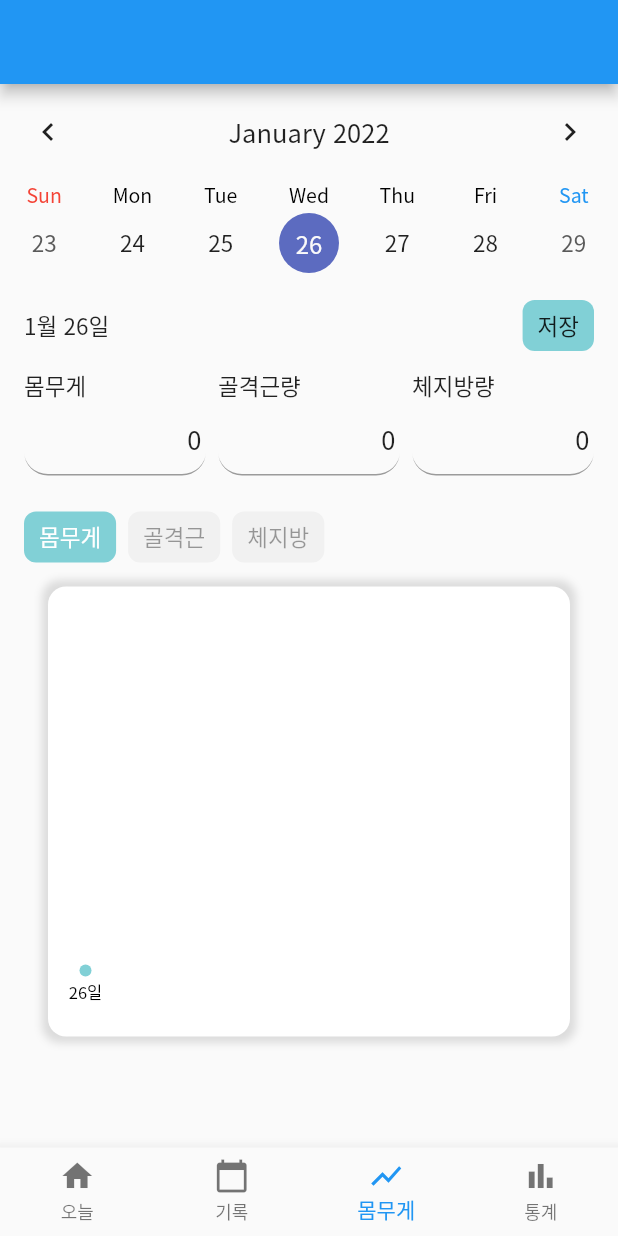
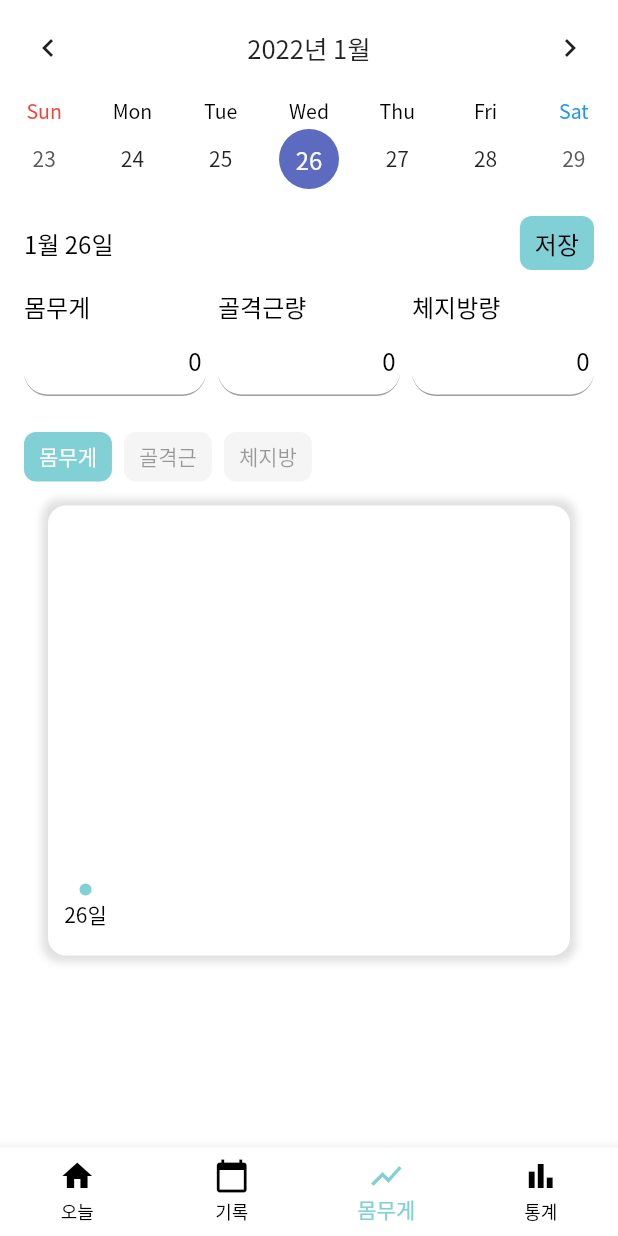
Before and after one commit to Bepo0328/eyes_in_body_app2, a Flutter app: the screen it shows after launch, item 3 of the bottom bar chosen, after a tap on "저장", on a phone screen of 412 x 824 dp. Run offline on Flutter 3.47's test engine with Material 2 defaults, Android fonts, the phone set to English and light mode, and no system bars; drawn by our look-alikes of fl_chart, table_calendar; our stand-ins replace flutter_local_notifications, sqflite, timezone; missing offline and left inert: multi_image_picker2; accounts and stored records are empty.

```diff
--- a/lib/main.dart
+++ b/lib/main.dart
@@ -8,27 +8,29 @@ import 'package:eyes_in_body_app2/view/workout.dart';
 import 'package:fl_chart/fl_chart.dart';
 import 'package:flutter/material.dart';
 import 'package:flutter_local_notifications/flutter_local_notifications.dart';
-import 'package:flutter_localizations/flutter_localizations.dart';
+import 'package:intl/date_symbol_data_local.dart';
 import 'package:intl/intl.dart';
 import 'package:table_calendar/table_calendar.dart';
+import 'package:timezone/data/latest.dart' as tz;
 import 'package:timezone/timezone.dart' as tz;
-import 'package:timezone/data/latest.dart' as tz;
 
 FlutterLocalNotificationsPlugin? flutterLocalNotificationsPlugin;
 
 void main() async {
-  runApp(const MyApp());
+  WidgetsFlutterBinding.ensureInitialized();
+
+  initializeDateFormatting().then((value) => runApp(const MyApp()));
 
   tz.initializeTimeZones();
 
   const AndroidNotificationChannel androidNotificationChannel =
-      AndroidNotificationChannel('bepo', 'Diet App', description: 'Diet App');
+  AndroidNotificationChannel('bepo', 'Diet App', description: 'Diet App');
   flutterLocalNotificationsPlugin = FlutterLocalNotificationsPlugin();
 
   await flutterLocalNotificationsPlugin!
       .resolvePlatformSpecificImplementation<
-          AndroidFlutterLocalNotificationsPlugin>()
-      ?.createNotificationChannel(androidNotificationChannel);
+      AndroidFlutterLocalNotificationsPlugin>()!
+      .createNotificationChannel(androidNotificationChannel);
 }
 
 class MyApp extends StatelessWidget {
@@ -40,14 +42,9 @@ class MyApp extends StatelessWidget {
       title: 'Eyes InBody App',
       theme: ThemeData(
         fontFamily: 'NotoSansKR',
-        primarySwatch: Colors.blue,
+        primarySwatch: mainMColor,
       ),
       home: const MyHomePage(),
-      localizationsDelegates: const [
-        GlobalMaterialLocalizations.delegate,
-        GlobalWidgetsLocalizations.delegate,
-      ],
-      supportedLocales: const [Locale('ko', 'KR')],
     );
   }
 }
@@ -133,7 +130,7 @@ class _MyHomePageState extends State<MyHomePage> {
         importance: Importance.max,
         priority: Priority.max);
 
-    var iOS = IOSNotificationDetails();
+    var iOS = const IOSNotificationDetails();
 
     NotificationDetails detail = NotificationDetails(
       android: android,
@@ -144,7 +141,8 @@ class _MyHomePageState extends State<MyHomePage> {
       0,
       '오늘의 다이어트를 기록해주세요!',
       '앱을 실행해주세요!',
-      tz.TZDateTime.from(DateTime.now().add(const Duration(seconds: 10)), tz.local),
+      tz.TZDateTime.from(
+          DateTime.now().add(const Duration(seconds: 10)), tz.local),
       detail,
       uiLocalNotificationDateInterpretation:
           UILocalNotificationDateInterpretation.absoluteTime,
@@ -157,12 +155,20 @@ class _MyHomePageState extends State<MyHomePage> {
   @override
   Widget build(BuildContext context) {
     return Scaffold(
-      appBar: AppBar(),
+      appBar: PreferredSize(
+        preferredSize: const Size.fromHeight(0.0),
+        child: AppBar(),
+      ),
+      backgroundColor: bgColor,
       body: getPage(),
       floatingActionButton: ![0, 1].contains(currentIndex)
           ? Container()
           : FloatingActionButton(
               onPressed: () {
+                setState(() {
+                  changeToDarkMode();
+                });
+                // return;
                 showModalBottomSheet(
                   context: context,
                   backgroundColor: bgColor,
@@ -245,7 +251,10 @@ class _MyHomePageState extends State<MyHomePage> {
                   },
                 );
               },
-              child: const Icon(Icons.add),
+              child: const Icon(
+                Icons.add,
+                color: Colors.white,
+              ),
             ),
       bottomNavigationBar: BottomNavigationBar(
         onTap: (idx) {
@@ -253,6 +262,8 @@ class _MyHomePageState extends State<MyHomePage> {
             currentIndex = idx;
           });
         },
+        backgroundColor: bgColor,
+        unselectedItemColor: txtColor,
         currentIndex: currentIndex,
         type: BottomNavigationBarType.fixed,
         items: const [
@@ -377,12 +388,16 @@ class _MyHomePageState extends State<MyHomePage> {
                             crossAxisAlignment: CrossAxisAlignment.baseline,
                             textBaseline: TextBaseline.alphabetic,
                             children: [
-                              const Text('몸무게'),
+                              Text(
+                                '몸무게',
+                                style: mTs.apply(color: txtColor),
+                              ),
                               Text(
                                 '${w.weight}kg',
-                                style: const TextStyle(
+                                style: TextStyle(
                                   fontSize: 20.0,
                                   fontWeight: FontWeight.bold,
+                                  color: txtColor,
                                 ),
                               ),
                             ],
@@ -426,6 +441,7 @@ class _MyHomePageState extends State<MyHomePage> {
           if (idx == 0) {
             return Container(
               child: TableCalendar(
+                locale: 'ko-KR',
                 calendarFormat: CalendarFormat.month,
                 availableCalendarFormats: const {CalendarFormat.month: ''},
                 headerStyle: const HeaderStyle(
@@ -511,6 +527,7 @@ class _MyHomePageState extends State<MyHomePage> {
           if (idx == 0) {
             return Container(
               child: TableCalendar(
+                locale: 'ko-KR',
                 calendarFormat: CalendarFormat.week,
                 availableCalendarFormats: const {CalendarFormat.week: ''},
                 headerStyle: const HeaderStyle(
@@ -578,7 +595,10 @@ class _MyHomePageState extends State<MyHomePage> {
                   Row(
                     mainAxisAlignment: MainAxisAlignment.spaceBetween,
                     children: [
-                      Text('${dateTime.month}월 ${dateTime.day}일'),
+                      Text(
+                        '${dateTime.month}월 ${dateTime.day}일',
+                        style: mTs.apply(color: txtColor),
+                      ),
                       InkWell(
                         onTap: () async {
                           Weight w;
@@ -606,7 +626,10 @@ class _MyHomePageState extends State<MyHomePage> {
                             horizontal: 10.0,
                             vertical: 6.0,
                           ),
-                          child: const Text('저장'),
+                          child: Text(
+                            '저장',
+                            style: mTs.apply(color: txtColor),
+                          ),
                           decoration: BoxDecoration(
                             color: mainColor,
                             borderRadius: BorderRadius.circular(8.0),
@@ -622,11 +645,15 @@ class _MyHomePageState extends State<MyHomePage> {
                         child: Column(
                           crossAxisAlignment: CrossAxisAlignment.stretch,
                           children: [
-                            const Text('몸무게'),
+                            Text(
+                              '몸무게',
+                              style: mTs.apply(color: txtColor),
+                            ),
                             TextField(
                               controller: wCtrl,
                               keyboardType: TextInputType.number,
                               textAlign: TextAlign.end,
+                              style: mTs.apply(color: txtColor),
                               decoration: InputDecoration(
                                 border: UnderlineInputBorder(
                                   borderRadius: BorderRadius.circular(16.0),
@@ -645,11 +672,15 @@ class _MyHomePageState extends State<MyHomePage> {
                         child: Column(
                           crossAxisAlignment: CrossAxisAlignment.stretch,
                           children: [
-                            const Text('골격근량'),
+                            Text(
+                              '골격근량',
+                              style: mTs.apply(color: txtColor),
+                            ),
                             TextField(
                               controller: mCtrl,
                               keyboardType: TextInputType.number,
                               textAlign: TextAlign.end,
+                              style: mTs.apply(color: txtColor),
                               decoration: InputDecoration(
                                 border: UnderlineInputBorder(
                                   borderRadius: BorderRadius.circular(16.0),
@@ -668,11 +699,15 @@ class _MyHomePageState extends State<MyHomePage> {
                         child: Column(
                           crossAxisAlignment: CrossAxisAlignment.stretch,
                           children: [
-                            const Text('체지방량'),
+                            Text(
+                              '체지방량',
+                              style: mTs.apply(color: txtColor),
+                            ),
                             TextField(
                               controller: fCtrl,
                               keyboardType: TextInputType.number,
                               textAlign: TextAlign.end,
+                              style: mTs.apply(color: txtColor),
                               decoration: InputDecoration(
                                 border: UnderlineInputBorder(
                                   borderRadius: BorderRadius.circular(16.0),
@@ -825,7 +860,7 @@ class _MyHomePageState extends State<MyHomePage> {
                               return [
                                 LineTooltipItem(
                                   '${spots.first.y}kg',
-                                  TextStyle(color: mainColor),
+                                  mTs.apply(color: txtColor),
                                 ),
                               ];
                             },
@@ -834,6 +869,9 @@ class _MyHomePageState extends State<MyHomePage> {
                         titlesData: FlTitlesData(
                           bottomTitles: SideTitles(
                             showTitles: true,
+                            getTextStyles: (value) {
+                              return TextStyle(color: txtColor);
+                            },
                             getTitles: (value) {
                               DateTime date = Utils.stringToDateTime(
                                   value.toInt().toString());
--- a/lib/style.dart
+++ b/lib/style.dart
@@ -6,3 +6,28 @@ Color iBgColor = Colors.grey.withOpacity(0.1);
 Color txtColor = Colors.black;
 Color iTxtColor = Colors.black38;
 double cardSize = 150.0;
+
+MaterialColor mainMColor = MaterialColor(
+  mainColor.value,
+  <int, Color>{
+    50: mainColor,
+    100: mainColor,
+    200: mainColor,
+    300: mainColor,
+    400: mainColor,
+    500: mainColor,
+    600: mainColor,
+    700: mainColor,
+    800: mainColor,
+    900: mainColor,
+  },
+);
+
+TextStyle sTs = const TextStyle(fontSize: 12.0);
+TextStyle mTs = const TextStyle(fontSize: 16.0);
+TextStyle lTs = const TextStyle(fontSize: 20.0);
+
+void changeToDarkMode() {
+  bgColor = const Color(0xFF3A3A3C);
+  txtColor = Colors.white;
+}
```
Also changed, not shown: lib/view/workout.dart (+22 -26 lines).
